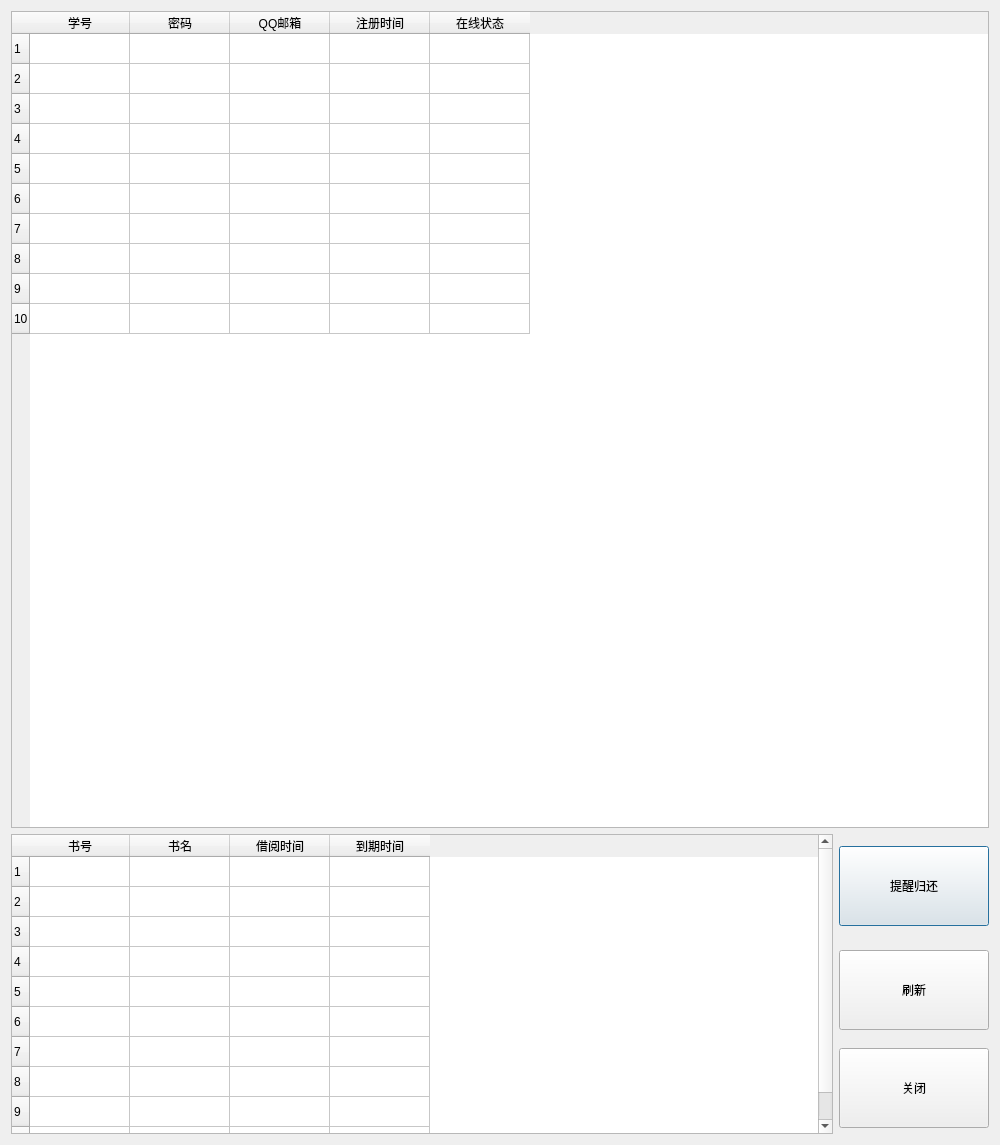
This is manageusers.ui in banlanzs/317LibrarySystem as Qt 5 draws it before an edit. The edited form follows.
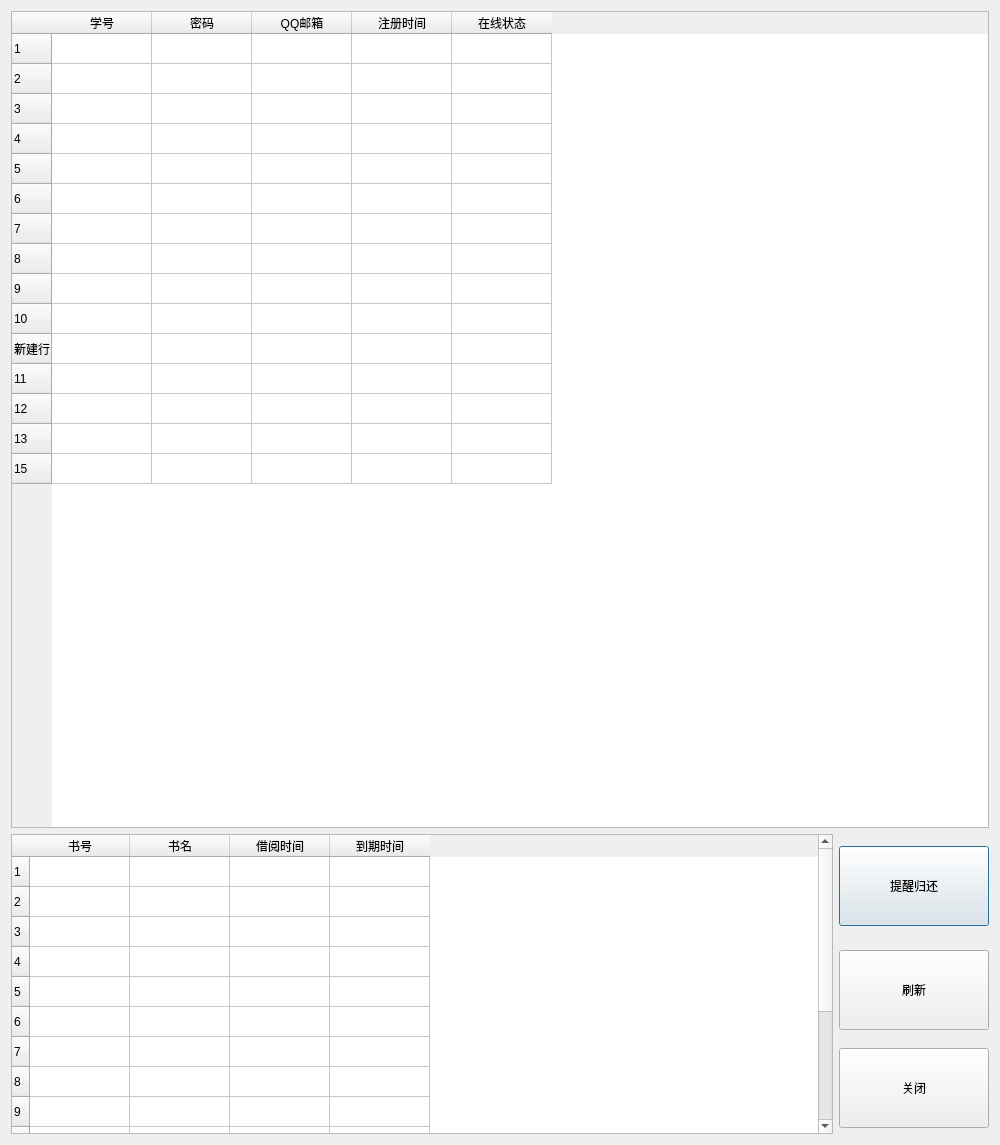
This is the edited form.

The edit to the form file:
```diff
--- a/manageusers.ui
+++ b/manageusers.ui
@@ -81,6 +81,31 @@
        <string>10</string>
       </property>
      </row>
+     <row>
+      <property name="text">
+       <string>新建行</string>
+      </property>
+     </row>
+     <row>
+      <property name="text">
+       <string>11</string>
+      </property>
+     </row>
+     <row>
+      <property name="text">
+       <string>12</string>
+      </property>
+     </row>
+     <row>
+      <property name="text">
+       <string>13</string>
+      </property>
+     </row>
+     <row>
+      <property name="text">
+       <string>15</string>
+      </property>
+     </row>
      <column>
       <property name="text">
        <string>学号</string>
@@ -175,6 +200,31 @@
        <string>10</string>
       </property>
      </row>
+     <row>
+      <property name="text">
+       <string>11</string>
+      </property>
+     </row>
+     <row>
+      <property name="text">
+       <string>12</string>
+      </property>
+     </row>
+     <row>
+      <property name="text">
+       <string>13</string>
+      </property>
+     </row>
+     <row>
+      <property name="text">
+       <string>14</string>
+      </property>
+     </row>
+     <row>
+      <property name="text">
+       <string>15</string>
+      </property>
+     </row>
      <column>
       <property name="text">
        <string>书号</string>
```
